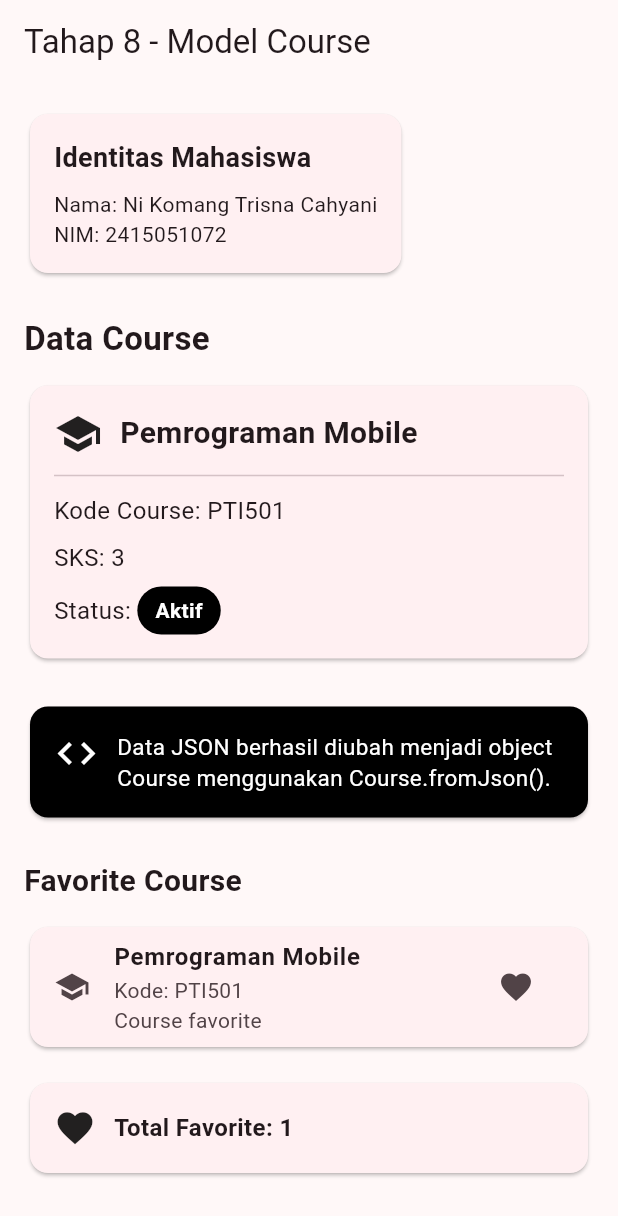
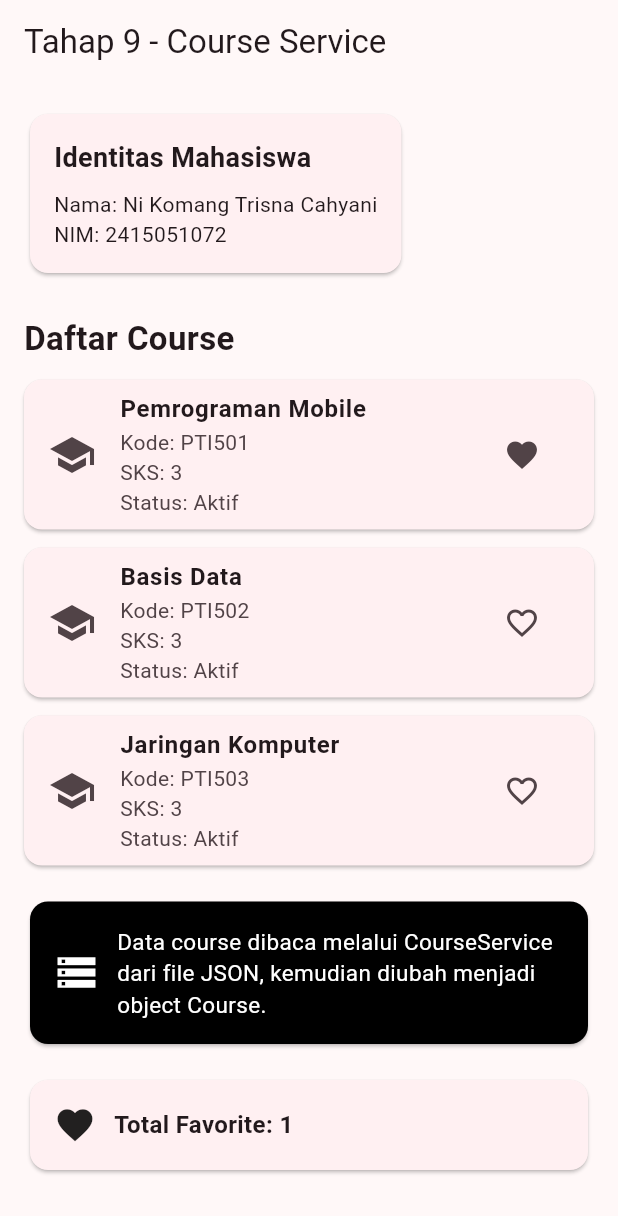
Before and after one commit to trisnacahyani-ops/flutter_ui_fundamentals, a Flutter app: the screen it shows after launch, after a tap on the "favorite outline" icon, on a phone screen of 412 x 824 dp. Shown: the top 1216 px of the screen. Run offline on Flutter 3.47's test engine with Material 3 defaults, Android fonts, the phone set to English and light mode, and no system bars.

Commit message:
Tahap 9 Pisahkan data source ke CourseService

```diff
--- a/assets/data/student_data.json
+++ b/assets/data/student_data.json
@@ -1,38 +1,22 @@
 {
-  "student": {
-    "nim": "2415051072",
-    "name": "Ni Komang Trisna Cahyani"
-  },
   "courses": [
     {
-      "code": "MOB01",
-      "title": "Git & GitHub",
-      "credits": 2,
-      "status": "done"
+      "code": "PTI501",
+      "title": "Pemrograman Mobile",
+      "credits": 3,
+      "status": "Aktif"
     },
     {
-      "code": "MOB02",
-      "title": "Dart Fundamentals",
-      "credits": 2,
-      "status": "done"
+      "code": "PTI502",
+      "title": "Basis Data",
+      "credits": 3,
+      "status": "Aktif"
     },
     {
-      "code": "MOB03",
-      "title": "Flutter UI Fundamentals",
+      "code": "PTI503",
+      "title": "Jaringan Komputer",
       "credits": 3,
-      "status": "active"
-    },
-    {
-      "code": "MOB04",
-      "title": "Navigation",
-      "credits": 2,
-      "status": "planned"
-    },
-    {
-      "code": "MOB05",
-      "title": "State Management",
-      "credits": 3,
-      "status": "planned"
+      "status": "Aktif"
     }
   ]
 }
--- a/lib/course_state.dart
+++ b/lib/course_state.dart
@@ -1,7 +1,33 @@
 import 'package:flutter/foundation.dart';
 
+import 'models/course.dart';
+import 'services/course_service.dart';
+
 class CourseState extends ChangeNotifier {
+  final CourseService service;
+
+  CourseState(this.service);
+
+  List<Course> courses = [];
   final Set<String> favorites = {};
+
+  bool isLoading = false;
+  String? errorMessage;
+
+  Future<void> loadCourses() async {
+    isLoading = true;
+    errorMessage = null;
+    notifyListeners();
+
+    try {
+      courses = await service.loadCourses();
+    } catch (e) {
+      errorMessage = 'Gagal memuat data course: $e';
+    }
+
+    isLoading = false;
+    notifyListeners();
+  }
 
   void toggleFavorite(String id) {
     if (favorites.contains(id)) {
--- a/lib/main.dart
+++ b/lib/main.dart
@@ -2,7 +2,7 @@ import 'package:flutter/material.dart';
 import 'package:provider/provider.dart';
 
 import 'course_state.dart';
-import 'models/course.dart';
+import 'services/course_service.dart';
 
 const String studentName = 'Ni Komang Trisna Cahyani';
 const String studentId = '2415051072';
@@ -10,7 +10,7 @@ const String studentId = '2415051072';
 void main() {
   runApp(
     ChangeNotifierProvider(
-      create: (_) => CourseState(),
+      create: (_) => CourseState(CourseService())..loadCourses(),
       child: const CourseExplorerApp(),
     ),
   );
@@ -23,7 +23,7 @@ class CourseExplorerApp extends StatelessWidget {
   Widget build(BuildContext context) {
     return MaterialApp(
       debugShowCheckedModeBanner: false,
-      title: 'Course Explorer - Tahap 8',
+      title: 'Course Explorer - Tahap 9',
       theme: ThemeData(
         colorScheme: ColorScheme.fromSeed(seedColor: Colors.black),
         useMaterial3: true,
@@ -38,37 +38,34 @@ class MainPage extends StatelessWidget {
 
   @override
   Widget build(BuildContext context) {
-    // Mengambil CourseState dari Provider
     final courseState = context.watch<CourseState>();
 
-    // ==============================================
-    // DATA JSON
-    // ==============================================
+    if (courseState.isLoading) {
+      return Scaffold(
+        appBar: AppBar(title: const Text('Tahap 9 - Course Service')),
+        body: const Center(child: CircularProgressIndicator()),
+      );
+    }
 
-    const Map<String, dynamic> courseJson = {
-      'code': 'PTI501',
-      'title': 'Pemrograman Mobile',
-      'credits': 3,
-      'status': 'Aktif',
-    };
-
-    // ==============================================
-    // MENGUBAH JSON MENJADI OBJECT COURSE
-    // ==============================================
-
-    final Course course = Course.fromJson(courseJson);
+    if (courseState.errorMessage != null) {
+      return Scaffold(
+        appBar: AppBar(title: const Text('Tahap 9 - Course Service')),
+        body: Center(
+          child: Padding(
+            padding: const EdgeInsets.all(16),
+            child: Text(courseState.errorMessage!, textAlign: TextAlign.center),
+          ),
+        ),
+      );
+    }
 
     return Scaffold(
-      appBar: AppBar(title: const Text('Tahap 8 - Model Course')),
+      appBar: AppBar(title: const Text('Tahap 9 - Course Service')),
       body: SingleChildScrollView(
         padding: const EdgeInsets.all(16),
         child: Column(
           crossAxisAlignment: CrossAxisAlignment.start,
           children: [
-            // ==============================================
-            // IDENTITAS MAHASISWA
-            // ==============================================
-
             Card(
               child: Padding(
                 padding: const EdgeInsets.all(16),
@@ -92,99 +89,56 @@ class MainPage extends StatelessWidget {
 
             const SizedBox(height: 24),
 
-            // ==============================================
-            // DATA COURSE
-            // ==============================================
             const Text(
-              'Data Course',
+              'Daftar Course',
               style: TextStyle(fontSize: 22, fontWeight: FontWeight.bold),
             ),
 
             const SizedBox(height: 12),
 
-            Card(
-              child: Padding(
-                padding: const EdgeInsets.all(16),
-                child: Column(
-                  crossAxisAlignment: CrossAxisAlignment.start,
-                  children: [
-                    Row(
-                      children: [
-                        const Icon(Icons.school, size: 32),
-                        const SizedBox(width: 12),
-                        Expanded(
-                          child: Text(
+            ...courseState.courses.map((course) {
+              final favorite = courseState.isFavorite(course.code);
+
+              return Card(
+                margin: const EdgeInsets.only(bottom: 12),
+                child: ListTile(
+                  leading: const Icon(Icons.school, size: 32),
+                  title: Text(
                     course.title,
-                            style: const TextStyle(
-                              fontSize: 20,
-                              fontWeight: FontWeight.bold,
+                    style: const TextStyle(fontWeight: FontWeight.bold),
+                  ),
+                  subtitle: Text(
+                    'Kode: ${course.code}\n'
+                    'SKS: ${course.credits}\n'
+                    'Status: ${course.status}',
+                  ),
+                  trailing: IconButton(
+                    onPressed: () {
+                      context.read<CourseState>().toggleFavorite(course.code);
+                    },
+                    icon: Icon(
+                      favorite ? Icons.favorite : Icons.favorite_border,
                     ),
                   ),
                 ),
-                      ],
-                    ),
-
-                    const Divider(height: 24),
-
-                    Text(
-                      'Kode Course: ${course.code}',
-                      style: const TextStyle(fontSize: 16),
-                    ),
+              );
+            }),
 
             const SizedBox(height: 8),
 
-                    Text(
-                      'SKS: ${course.credits}',
-                      style: const TextStyle(fontSize: 16),
-                    ),
-
-                    const SizedBox(height: 8),
-
-                    Row(
-                      children: [
-                        const Text('Status: ', style: TextStyle(fontSize: 16)),
-                        Container(
-                          padding: const EdgeInsets.symmetric(
-                            horizontal: 12,
-                            vertical: 6,
-                          ),
-                          decoration: BoxDecoration(
-                            color: Colors.black,
-                            borderRadius: BorderRadius.circular(20),
-                          ),
-                          child: Text(
-                            course.status,
-                            style: const TextStyle(
-                              color: Colors.white,
-                              fontWeight: FontWeight.bold,
-                            ),
-                          ),
-                        ),
-                      ],
-                    ),
-                  ],
-                ),
-              ),
-            ),
-
-            const SizedBox(height: 24),
-
-            // ==============================================
-            // INFORMASI MODEL
-            // ==============================================
             Card(
               color: Colors.black,
               child: Padding(
                 padding: const EdgeInsets.all(16),
                 child: Row(
-                  crossAxisAlignment: CrossAxisAlignment.start,
                   children: [
-                    const Icon(Icons.code, color: Colors.white, size: 30),
+                    const Icon(Icons.storage, color: Colors.white, size: 30),
                     const SizedBox(width: 12),
                     Expanded(
                       child: Text(
-                        'Data JSON berhasil diubah menjadi '
-                        'object Course menggunakan Course.fromJson().',
+                        'Data course dibaca melalui '
+                        'CourseService dari file JSON, '
+                        'kemudian diubah menjadi object Course.',
                         style: const TextStyle(
                           color: Colors.white,
                           fontSize: 15,
@@ -196,50 +150,9 @@ class MainPage extends StatelessWidget {
               ),
             ),
 
-            const SizedBox(height: 24),
-
-            // ==============================================
-            // FAVORITE COURSE
-            // ==============================================
-            const Text(
-              'Favorite Course',
-              style: TextStyle(fontSize: 20, fontWeight: FontWeight.bold),
-            ),
-
-            const SizedBox(height: 12),
+            const SizedBox(height: 16),
 
             Card(
-              child: ListTile(
-                leading: const Icon(Icons.school),
-                title: Text(
-                  course.title,
-                  style: const TextStyle(fontWeight: FontWeight.bold),
-                ),
-                subtitle: Text(
-                  'Kode: ${course.code}\n'
-                  '${courseState.isFavorite(course.code) ? 'Course favorite' : 'Belum favorite'}',
-                ),
-                trailing: IconButton(
-                  onPressed: () {
-                    context.read<CourseState>().toggleFavorite(course.code);
-                  },
-                  icon: Icon(
-                    courseState.isFavorite(course.code)
-                        ? Icons.favorite
-                        : Icons.favorite_border,
-                  ),
-                ),
-              ),
-            ),
-
-            const SizedBox(height: 16),
-
-            // ==============================================
-            // CONSUMER
-            // ==============================================
-            Consumer<CourseState>(
-              builder: (context, state, child) {
-                return Card(
               child: Padding(
                 padding: const EdgeInsets.all(16),
                 child: Row(
@@ -247,7 +160,8 @@ class MainPage extends StatelessWidget {
                     const Icon(Icons.favorite, size: 28),
                     const SizedBox(width: 12),
                     Text(
-                          'Total Favorite: ${state.favorites.length}',
+                      'Total Favorite: '
+                      '${courseState.favorites.length}',
                       style: const TextStyle(
                         fontSize: 16,
                         fontWeight: FontWeight.bold,
@@ -256,8 +170,6 @@ class MainPage extends StatelessWidget {
                   ],
                 ),
               ),
-                );
-              },
             ),
           ],
         ),
--- /dev/null
+++ b/lib/services/course_service.dart
@@ -0,0 +1,19 @@
+import 'dart:convert';
+
+import 'package:flutter/services.dart';
+
+import '../models/course.dart';
+
+class CourseService {
+  Future<List<Course>> loadCourses() async {
+    final jsonString = await rootBundle.loadString(
+      'assets/data/student_data.json',
+    );
+
+    final data = jsonDecode(jsonString) as Map<String, dynamic>;
+
+    final list = data['courses'] as List<dynamic>;
+
+    return list.map((e) => Course.fromJson(e as Map<String, dynamic>)).toList();
+  }
+}
--- a/pubspec.yaml
+++ b/pubspec.yaml
@@ -58,6 +58,9 @@ flutter:
   # the material Icons class.
   uses-material-design: true
 
+  assets:
+    - assets/data/student_data.json
+
   # To add assets to your application, add an assets section, like this:
   # assets:
   #   - images/a_dot_burr.jpeg
```
Lines whose indentation alone changed are shown as unchanged.
